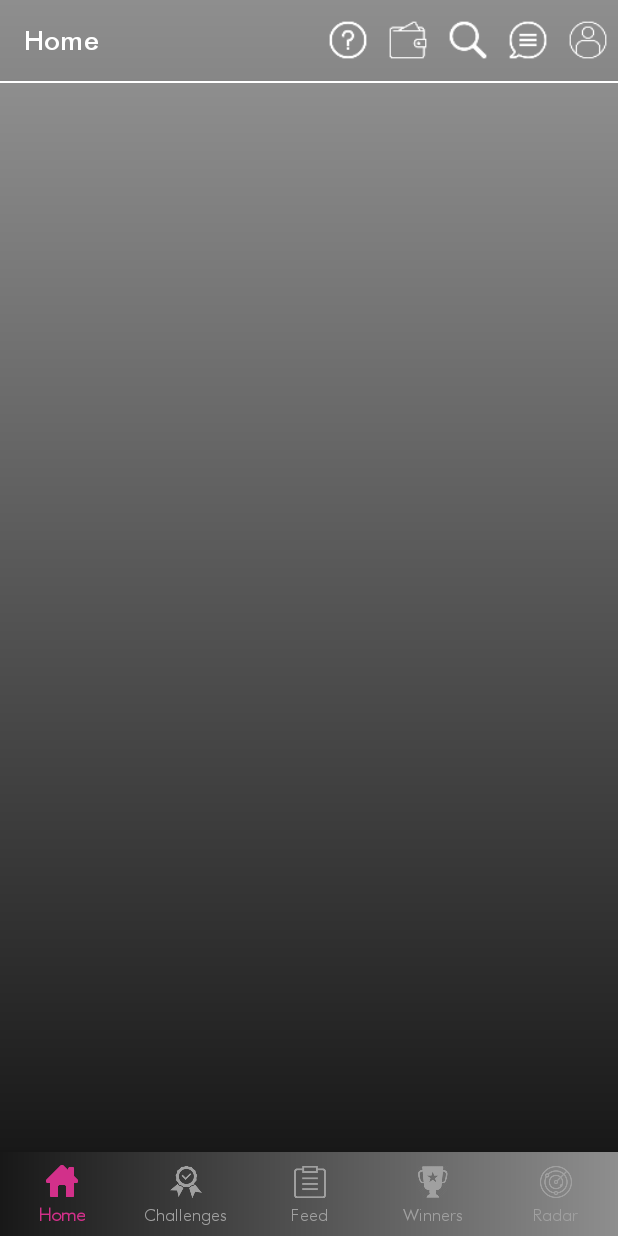
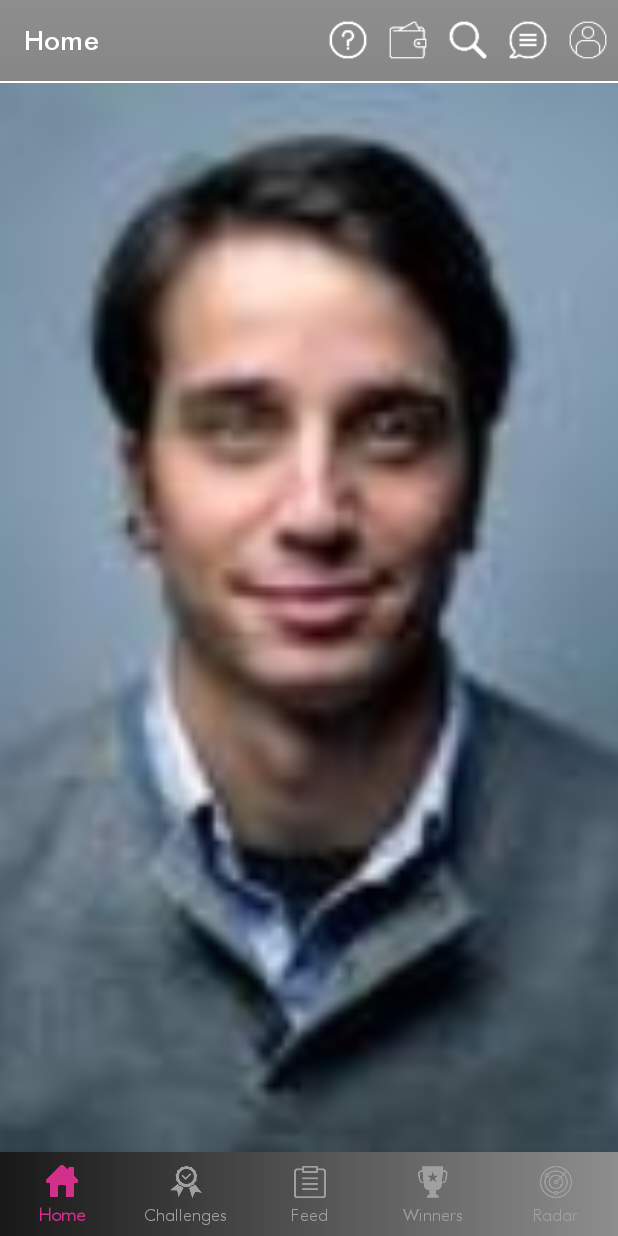
Before and after one commit to RamuKithada/shooshoo, an Android app: the fragment FeedListFragment placed in its activity, on a phone screen of 412 x 824 dp. Run offline under Robolectric (Android 15) with nearby library versions, the phone set to English and light mode, and no system bars; our stand-ins replace ButterKnife, CircleImageView, Picasso; pictures from the network do not load.

Commit message:
ShooShoo work on feeds

```diff
--- a/app/build.gradle
+++ b/app/build.gradle
@@ -37,4 +37,6 @@ dependencies {
     implementation 'com.squareup.retrofit2:converter-gson:2.0.0'
     implementation 'com.squareup.picasso:picasso:2.5.2'
     implementation 'com.theartofdev.edmodo:android-image-cropper:2.7.+'
+    implementation "com.google.android.exoplayer:exoplayer:r2.4.3"
+    implementation "im.ene.toro3:toro:3.0.0-beta1"
 }
--- a/app/src/main/AndroidManifest.xml
+++ b/app/src/main/AndroidManifest.xml
@@ -16,13 +16,11 @@
         android:supportsRtl="true"
         android:theme="@style/AppTheme"
         android:usesCleartextTraffic="true">
+        <activity android:name=".activity.FeedsActivity"></activity>
         <activity
             android:name=".activity.DrawerActivity"
             android:label="@string/title_activity_drawer"
-            android:theme="@style/AppTheme.NoActionBar">
-
-
-        </activity>
+            android:theme="@style/AppTheme.NoActionBar"></activity>
         <activity android:name=".activity.EditProfileActivity" />
         <activity android:name=".activity.SupportNowActivity" />
         <activity android:name=".activity.JackpotOverviewActivity" />
--- a/app/src/main/java/com/android/shooshoo/adapter/FeedViewPagerAdapter.java
+++ b/app/src/main/java/com/android/shooshoo/adapter/FeedViewPagerAdapter.java
@@ -4,6 +4,7 @@ import android.content.Context;
 import android.support.v4.app.Fragment;
 import android.support.v4.app.FragmentManager;
 import android.support.v4.app.FragmentPagerAdapter;
+import android.view.ViewGroup;
 
 import com.android.shooshoo.fragment.FeedListFragment;
 
@@ -39,4 +40,5 @@ public class FeedViewPagerAdapter extends FragmentPagerAdapter {
 
         return names[position];
     }
+
 }
--- /dev/null
+++ b/app/src/main/java/com/android/shooshoo/adapter/FeedsImagesAdapter.java
@@ -0,0 +1,76 @@
+package com.android.shooshoo.adapter;
+
+import android.content.Context;
+import android.content.Intent;
+import android.support.v7.widget.RecyclerView;
+import android.util.Log;
+import android.view.LayoutInflater;
+import android.view.View;
+import android.view.ViewGroup;
+import android.widget.Filter;
+import android.widget.Filterable;
+import android.widget.RelativeLayout;
+import android.widget.TextView;
+
+import com.android.shooshoo.R;
+import com.android.shooshoo.models.ContactsModel;
+
+import java.util.ArrayList;
+import java.util.List;
+
+import butterknife.BindView;
+import butterknife.ButterKnife;
+
+/**
+ * Created by admin on 4/20/2017.
+ */
+
+public class FeedsImagesAdapter extends RecyclerView.Adapter<FeedsImagesAdapter.MyViewHolder>
+{
+    View.OnClickListener listener=new View.OnClickListener() {
+        @Override
+        public void onClick(View v) {
+
+        }
+    };
+
+    public void setListener(View.OnClickListener listener) {
+        this.listener = listener;
+    }
+
+    @Override
+    public FeedsImagesAdapter.MyViewHolder onCreateViewHolder(ViewGroup parent, int viewType)
+    {
+        View itemView = LayoutInflater.from(parent.getContext())
+                .inflate(R.layout.full_image_item, parent, false);
+        return new FeedsImagesAdapter.MyViewHolder(itemView);
+    }
+
+    @Override
+    public void onBindViewHolder(final FeedsImagesAdapter.MyViewHolder holder, final int position)
+    {
+        if(listener!=null)
+        holder.itemView.setOnClickListener(listener);
+
+    }
+
+    @Override
+    public int getItemCount()
+    {
+        return 16;
+    }
+
+
+
+    public class MyViewHolder extends RecyclerView.ViewHolder
+    {
+
+
+        public MyViewHolder(View itemView)
+        {
+            super(itemView);
+        }
+    }
+
+
+}
--- a/app/src/main/java/com/android/shooshoo/fragment/FeedListFragment.java
+++ b/app/src/main/java/com/android/shooshoo/fragment/FeedListFragment.java
@@ -1,15 +1,28 @@
 package com.android.shooshoo.fragment;
+import android.content.Intent;
 import android.os.Bundle;
+import android.support.annotation.NonNull;
+import android.support.annotation.Nullable;
 import android.support.v4.app.Fragment;
+import android.support.v7.widget.LinearLayoutManager;
+import android.support.v7.widget.PagerSnapHelper;
+import android.support.v7.widget.RecyclerView;
+import android.support.v7.widget.SnapHelper;
 import android.view.LayoutInflater;
 import android.view.View;
 import android.view.ViewGroup;
 import com.android.shooshoo.R;
-public class FeedListFragment extends Fragment {
+import com.android.shooshoo.activity.FeedsActivity;
+import com.android.shooshoo.adapter.FeedsImagesAdapter;
+public class FeedListFragment extends Fragment implements View.OnClickListener{
     // TODO: Rename parameter arguments, choose names that match
     // the fragment initialization parameters, e.g. ARG_ITEM_NUMBER
     private static final String ARG_PARAM1 = "param1";
     private static final String ARG_PARAM2 = "param2";
+    RecyclerView list;
+    FeedsImagesAdapter adapter;
+    LinearLayoutManager layoutManager;
+
 
     // TODO: Rename and change types of parameters
     private int mParam1;
@@ -49,5 +62,23 @@ public class FeedListFragment extends Fragment {
         return inflater.inflate(R.layout.fragment_feed_list, container, false);
     }
 
+    @Override
+    public void onViewCreated(@NonNull View view, @Nullable Bundle savedInstanceState) {
+        super.onViewCreated(view, savedInstanceState);
+        list = view.findViewById(R.id.list);
+        layoutManager = new LinearLayoutManager(getActivity());
+        SnapHelper snapHelper = new PagerSnapHelper();
+        list.setLayoutManager(layoutManager);
+        snapHelper.attachToRecyclerView(list);
+        adapter = new FeedsImagesAdapter();
+        adapter.setListener(this);
+        list.setAdapter(adapter);
+    }
 
+
+    @Override
+    public void onClick(View v) {
+        Intent intent=new Intent(getActivity(), FeedsActivity.class);
+        startActivity(intent);
+    }
 }
--- /dev/null
+++ b/app/src/main/res/drawable/ic_play_circle_outline_black_24dp.xml
@@ -0,0 +1,5 @@
+<vector android:height="24dp" android:tint="#ffffff"
+    android:viewportHeight="24.0" android:viewportWidth="24.0"
+    android:width="24dp" xmlns:android="http://schemas.android.com/apk/res/android">
+    <path android:fillColor="#FF000000" android:pathData="M10,16.5l6,-4.5 -6,-4.5v9zM12,2C6.48,2 2,6.48 2,12s4.48,10 10,10 10,-4.48 10,-10S17.52,2 12,2zM12,20c-4.41,0 -8,-3.59 -8,-8s3.59,-8 8,-8 8,3.59 8,8 -3.59,8 -8,8z"/>
+</vector>
--- a/app/src/main/res/layout/fragment_feed_list.xml
+++ b/app/src/main/res/layout/fragment_feed_list.xml
@@ -5,6 +5,12 @@
     android:layout_height="match_parent"
     android:background="@drawable/gradiant_home"
     tools:context=".fragment.FeedListFragment">
+<android.support.v7.widget.RecyclerView
+    android:id="@+id/list"
+    android:layout_width="match_parent"
+    android:layout_height="match_parent">
+
+</android.support.v7.widget.RecyclerView>
 
 
 </FrameLayout>
--- /dev/null
+++ b/app/src/main/res/layout/full_image_item.xml
@@ -0,0 +1,12 @@
+<?xml version="1.0" encoding="utf-8"?>
+<RelativeLayout
+    xmlns:android="http://schemas.android.com/apk/res/android"
+    android:layout_width="match_parent"
+    android:layout_height="match_parent">
+<ImageView
+    android:layout_width="match_parent"
+    android:layout_height="match_parent"
+    android:src="@drawable/portrait"
+    android:scaleType="centerCrop"
+    />
+</RelativeLayout>
```
Also changed, not shown: app/src/main/java/com/android/shooshoo/activity/FeedsActivity.java (added, +50 -0 lines), app/src/main/java/com/android/shooshoo/adapter/FullVideoAdapter.java (added, +47 -0 lines), app/src/main/java/com/android/shooshoo/models/VideoModel.java (added, +13 -0 lines), app/src/main/java/com/android/shooshoo/utils/MyContainer.java (added, +25 -0 lines), app/src/main/java/com/android/shooshoo/utils/SimplePlayerViewHolder.java (added, +96 -0 lines), app/src/main/res/drawable/feed_options.xml (added, +11 -0 lines), app/src/main/res/layout/activity_feeds.xml (added, +21 -0 lines), app/src/main/res/layout/view_feed_list_item.xml (added, +237 -0 lines), app/src/main/res/layout/view_holder_exoplayer_basic.xml (added, +29 -0 lines).
